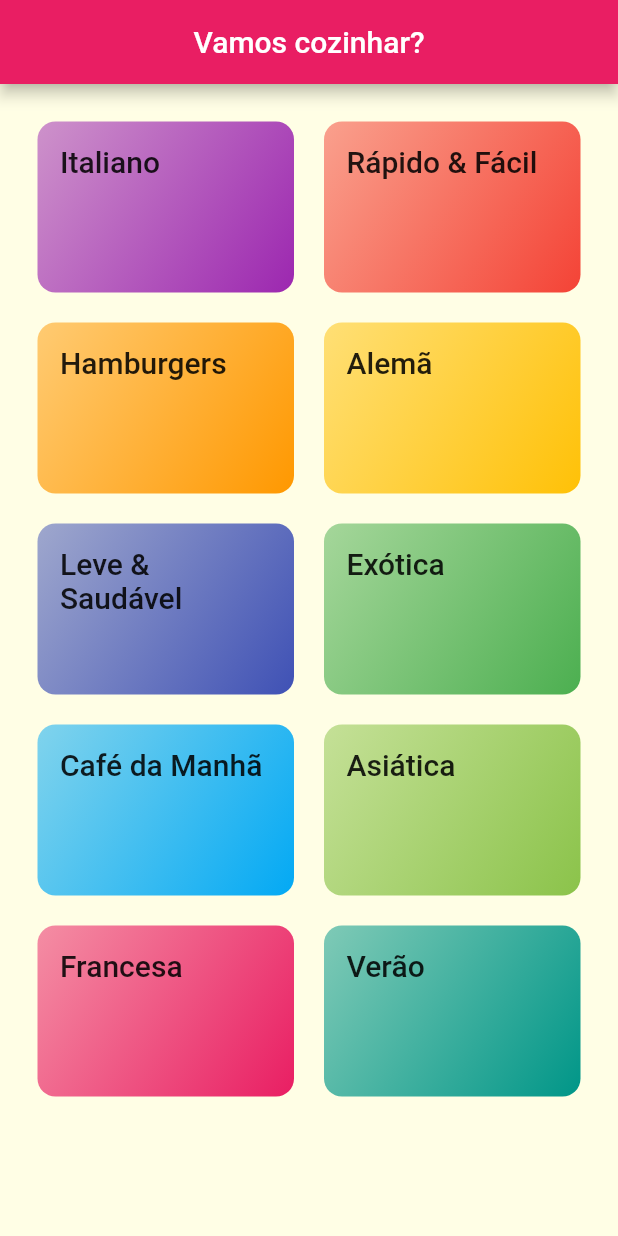
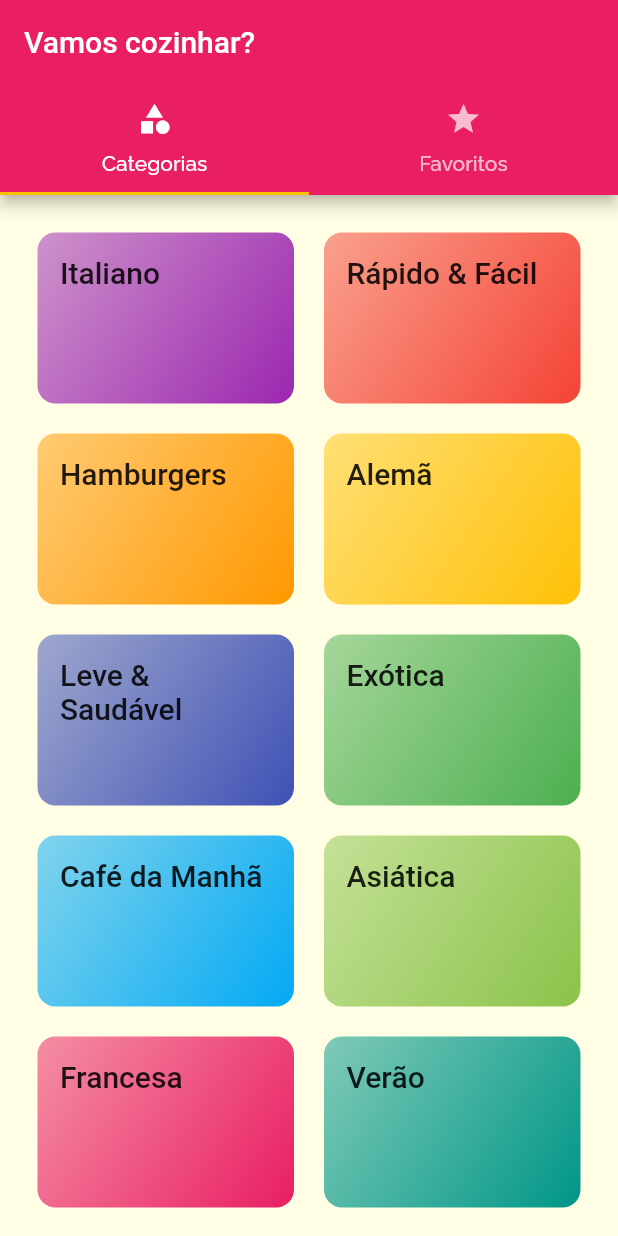
Before and after one commit to MarhlonKorb/meals, a Flutter app: the screen it shows after launch, on a phone screen of 412 x 824 dp. Run offline on Flutter 3.47's test engine with Material 2 defaults, Android fonts, the phone set to English and light mode, and no system bars.

```diff
--- a/lib/main.dart
+++ b/lib/main.dart
@@ -1,7 +1,7 @@
 import 'package:flutter/material.dart';
-import 'package:meals/screens/categories-screen.dart';
 import 'package:meals/screens/categories_meals_screen.dart';
 import 'package:meals/screens/meal_detail-screen.dart';
+import 'package:meals/screens/tabs_screen.dart';
 
 import 'utils/app_routes.dart';
 
@@ -23,12 +23,10 @@ class MyApp extends StatelessWidget {
               titleMedium: const TextStyle(
                   fontSize: 20, fontFamily: 'RobotoCondensed'))),
       routes: {
-        AppRoutes.HOME: (context) => const CategoriesScreen(),
+        AppRoutes.HOME: (context) => TabsScreen(),
         AppRoutes.CATEGORIES_MEALS: (context) => const CategoriesMealsScreen(),
         AppRoutes.MEAL_DETAIL: (context) => const MealDetailScreen(),
       },
-
-
 
 // // Melhor aplicação caso a rota acessada não exista
 //       onUnknownRoute: ((settings) {
--- a/lib/screens/categories-screen.dart
+++ b/lib/screens/categories-screen.dart
@@ -7,13 +7,7 @@ class CategoriesScreen extends StatelessWidget {
 
   @override
   Widget build(BuildContext context) {
-    return Scaffold(
-      appBar: AppBar(
-        centerTitle: true,
-        title: const Text('Vamos cozinhar?',),
-
-      ),
-      body: GridView(
+    return GridView(
       padding: const EdgeInsets.all(25),
       gridDelegate: const SliverGridDelegateWithMaxCrossAxisExtent(
         maxCrossAxisExtent: 200,
@@ -23,9 +17,7 @@ class CategoriesScreen extends StatelessWidget {
       ),
       children: dummyCategories.map((cat) {
         return CategoryItem(cat);
-        }
-        ).toList(),
-      ),
+      }).toList(),
     );
   }
 }
--- /dev/null
+++ b/lib/screens/favorite_screen.dart
@@ -0,0 +1,11 @@
+import 'package:flutter/cupertino.dart';
+
+class FavoriteScreen extends StatelessWidget{
+  @override
+  Widget build(BuildContext context) {
+    return const Center(
+      child: Text('Minhas refeições favoritas'),
+    );
+  }
+
+}
--- /dev/null
+++ b/lib/screens/tabs_screen.dart
@@ -0,0 +1,37 @@
+import 'package:flutter/material.dart';
+import 'package:meals/screens/categories-screen.dart';
+import 'package:meals/screens/favorite_screen.dart';
+
+class TabsScreen extends StatelessWidget {
+  @override
+  Widget build(BuildContext context) {
+    return DefaultTabController(
+      length: 2,
+      child: Scaffold(
+        appBar: AppBar(
+          title: const Text('Vamos cozinhar?'),
+          bottom: const TabBar(
+            tabs: [
+              Tab(
+                icon: Icon(
+                  Icons.category,
+                ),
+                text: 'Categorias',
+              ),
+              Tab(
+                icon: Icon(
+                  Icons.star,
+                ),
+                text: 'Favoritos',
+              ),
+            ],
+          ),
+        ),
+        body: TabBarView(children: [
+          const CategoriesScreen(),
+          FavoriteScreen()
+        ]),
+      ),
+    );
+  }
+}
```
Lines whose indentation alone changed are shown as unchanged.
